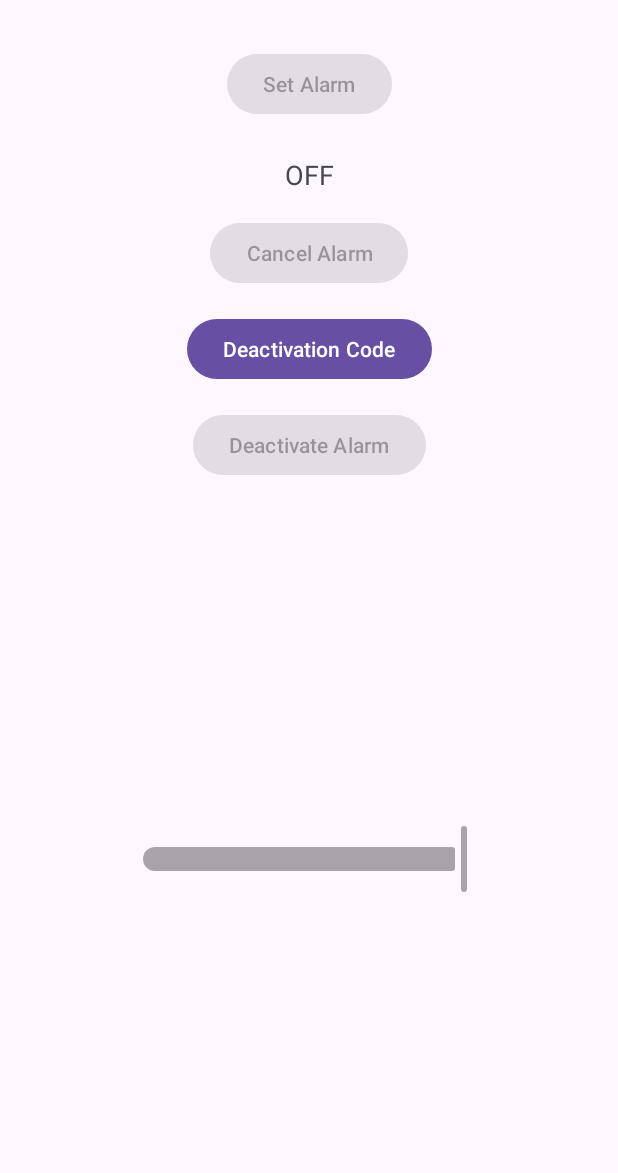
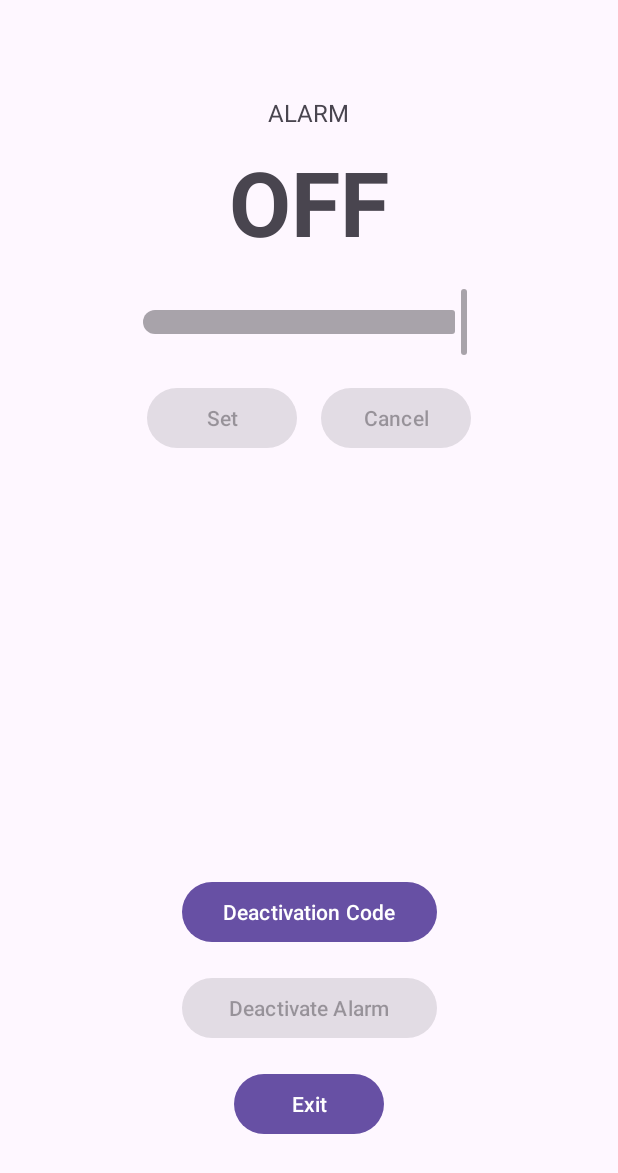
Before and after one commit to Pseudophobi4/getmeup-android, an Android app: the screen it shows after launch (MainActivity), on a phone screen of 412 x 824 dp. Shown: the top 1173 px of the screen. Run offline under Robolectric (Android 15) with nearby library versions, the phone set to English and light mode, and no system bars.

Commit message:
Updated UI layouts and constraints

```diff
--- a/GetMeUp/app/src/main/java/com/example/getmeup/DeactivateAlarmActivity.kt
+++ b/GetMeUp/app/src/main/java/com/example/getmeup/DeactivateAlarmActivity.kt
@@ -24,6 +24,9 @@ class DeactivateAlarmActivity : AppCompatActivity() {
 
         etCodeInput = findViewById(R.id.editTextCode)
         btnSubmit = findViewById(R.id.buttonSubmit)
+
+        // Focus editText
+        etCodeInput.requestFocus()
 
         // Set an OnClickListener for the submit button
         btnSubmit.setOnClickListener {
--- a/GetMeUp/app/src/main/java/com/example/getmeup/GenerateCodeActivity.kt
+++ b/GetMeUp/app/src/main/java/com/example/getmeup/GenerateCodeActivity.kt
@@ -64,7 +64,7 @@ class GenerateCodeActivity : AppCompatActivity() {
 
     // Function to generate a random 4-character string with numbers and uppercase letters
     private fun generateRandomCode(length: Int): String {
-        val charPool = "0123456789ABCDEFGHIJKLMNOPQRSTUVWXYZ"
+        val charPool = "0123456789ABCDEFGHIJKLMNOPQRSTUVWXYZabcdefghijklmnopqrstuvwxyz"
         val random = Random()
         val code = StringBuilder()
 
@@ -81,7 +81,7 @@ class GenerateCodeActivity : AppCompatActivity() {
         MaterialAlertDialogBuilder(this)
             .setMessage("Are you sure you want to generate a new code? This will overwrite the existing one.")
             .setPositiveButton("Yes") { dialog, _ ->
-                val generatedCode = generateRandomCode(4)
+                val generatedCode = generateRandomCode(8)
                 tvCodeValue.text = generatedCode
 
                 // Show the new code
--- a/GetMeUp/app/src/main/res/layout/activity_main.xml
+++ b/GetMeUp/app/src/main/res/layout/activity_main.xml
@@ -6,75 +6,100 @@
     android:layout_height="match_parent"
     tools:context=".MainActivity">
 
-    <!-- Button to set alarm -->
     <Button
         android:id="@+id/btn_set_alarm"
-        android:layout_width="wrap_content"
+        android:layout_width="100dp"
         android:layout_height="wrap_content"
-        android:layout_marginTop="32dp"
-        android:text="Set Alarm"
-        app:layout_constraintEnd_toEndOf="parent"
+        android:layout_marginTop="16dp"
+        android:layout_marginEnd="16dp"
+        android:text="Set"
+        app:layout_constraintEnd_toStartOf="@+id/btn_cancel_alarm"
+        app:layout_constraintHorizontal_bias="0.5"
+        app:layout_constraintHorizontal_chainStyle="packed"
         app:layout_constraintStart_toStartOf="parent"
-        app:layout_constraintTop_toTopOf="parent" />
+        app:layout_constraintTop_toBottomOf="@+id/volume_slider" />
 
-    <!-- TextView to show the current alarm time -->
     <TextView
         android:id="@+id/tv_alarm_time"
         android:layout_width="wrap_content"
         android:layout_height="wrap_content"
-        android:layout_marginTop="24dp"
+        android:layout_marginTop="8dp"
         android:text="OFF"
-        android:textSize="18sp"
+        android:textSize="60sp"
+        android:textStyle="bold"
         app:layout_constraintEnd_toEndOf="parent"
+        app:layout_constraintHorizontal_bias="0.5"
         app:layout_constraintStart_toStartOf="parent"
-        app:layout_constraintTop_toBottomOf="@id/btn_set_alarm" />
+        app:layout_constraintTop_toBottomOf="@+id/tv_alarm_label" />
 
-    <!-- Button to cancel the alarm -->
     <Button
         android:id="@+id/btn_cancel_alarm"
-        android:layout_width="wrap_content"
+        android:layout_width="100dp"
         android:layout_height="wrap_content"
         android:layout_marginTop="16dp"
-        android:text="Cancel Alarm"
+        android:text="Cancel"
         app:layout_constraintEnd_toEndOf="parent"
-        app:layout_constraintStart_toStartOf="parent"
-        app:layout_constraintTop_toBottomOf="@id/tv_alarm_time" />
+        app:layout_constraintHorizontal_bias="0.5"
+        app:layout_constraintStart_toEndOf="@+id/btn_set_alarm"
+        app:layout_constraintTop_toBottomOf="@+id/volume_slider" />
 
-    <!-- Button to generate code -->
     <Button
         android:id="@+id/btn_generate_code"
-        android:layout_width="wrap_content"
+        android:layout_width="170dp"
         android:layout_height="wrap_content"
-        android:layout_marginTop="16dp"
+        android:layout_marginBottom="16dp"
         android:text="Deactivation Code"
+        app:layout_constraintBottom_toTopOf="@+id/btn_deactivate_alarm"
         app:layout_constraintEnd_toEndOf="parent"
-        app:layout_constraintStart_toStartOf="parent"
-        app:layout_constraintTop_toBottomOf="@id/btn_cancel_alarm" />
+        app:layout_constraintHorizontal_bias="0.5"
+        app:layout_constraintStart_toStartOf="parent" />
 
-    <!-- Button to deactivate alarm -->
     <Button
         android:id="@+id/btn_deactivate_alarm"
-        android:layout_width="wrap_content"
+        android:layout_width="170dp"
         android:layout_height="wrap_content"
-        android:layout_marginTop="16dp"
+        android:layout_marginBottom="16dp"
         android:text="Deactivate Alarm"
+        app:layout_constraintBottom_toTopOf="@+id/btn_exit"
         app:layout_constraintEnd_toEndOf="parent"
-        app:layout_constraintStart_toStartOf="parent"
-        app:layout_constraintTop_toBottomOf="@id/btn_generate_code" />
+        app:layout_constraintHorizontal_bias="0.5"
+        app:layout_constraintStart_toStartOf="parent" />
 
-    <!-- Slider to control alarm volume -->
     <com.google.android.material.slider.Slider
         android:id="@+id/volume_slider"
         android:layout_width="250dp"
         android:layout_height="wrap_content"
+        android:layout_marginTop="16dp"
         android:value="50.0"
         android:valueFrom="0.0"
         android:valueTo="100.0"
         app:labelBehavior="gone"
+        app:layout_constraintEnd_toEndOf="parent"
+        app:layout_constraintHorizontal_bias="0.5"
+        app:layout_constraintStart_toStartOf="parent"
+        app:layout_constraintTop_toBottomOf="@+id/tv_alarm_time" />
+
+    <TextView
+        android:id="@+id/tv_alarm_label"
+        android:layout_width="wrap_content"
+        android:layout_height="wrap_content"
+        android:layout_marginTop="64dp"
+        android:text="ALARM"
+        android:textSize="16sp"
+        app:layout_constraintEnd_toEndOf="parent"
+        app:layout_constraintHorizontal_bias="0.5"
+        app:layout_constraintStart_toStartOf="parent"
+        app:layout_constraintTop_toTopOf="parent" />
+
+    <Button
+        android:id="@+id/btn_exit"
+        android:layout_width="100dp"
+        android:layout_height="wrap_content"
+        android:layout_marginBottom="64dp"
+        android:text="Exit"
         app:layout_constraintBottom_toBottomOf="parent"
         app:layout_constraintEnd_toEndOf="parent"
         app:layout_constraintHorizontal_bias="0.5"
-        app:layout_constraintStart_toStartOf="parent"
-        app:layout_constraintTop_toBottomOf="@+id/btn_deactivate_alarm" /> <!-- Set a default volume level -->
+        app:layout_constraintStart_toStartOf="parent" />
 
 </androidx.constraintlayout.widget.ConstraintLayout>
```
Also changed, not shown: GetMeUp/app/src/main/res/layout/activity_deactivate_alarm.xml (+37 -9 lines), GetMeUp/app/src/main/res/layout/activity_generate_code.xml (+26 -17 lines), GetMeUp/app/src/main/res/layout/activity_set_alarm.xml (+25 -11 lines).
